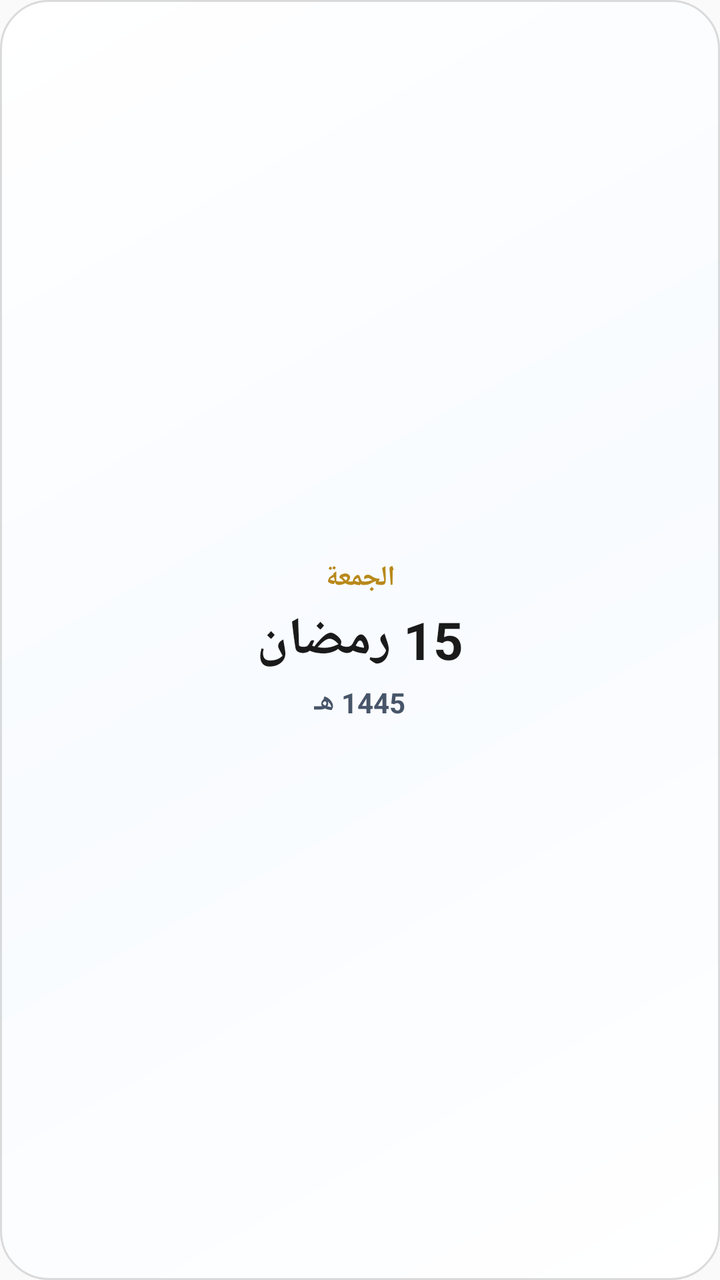
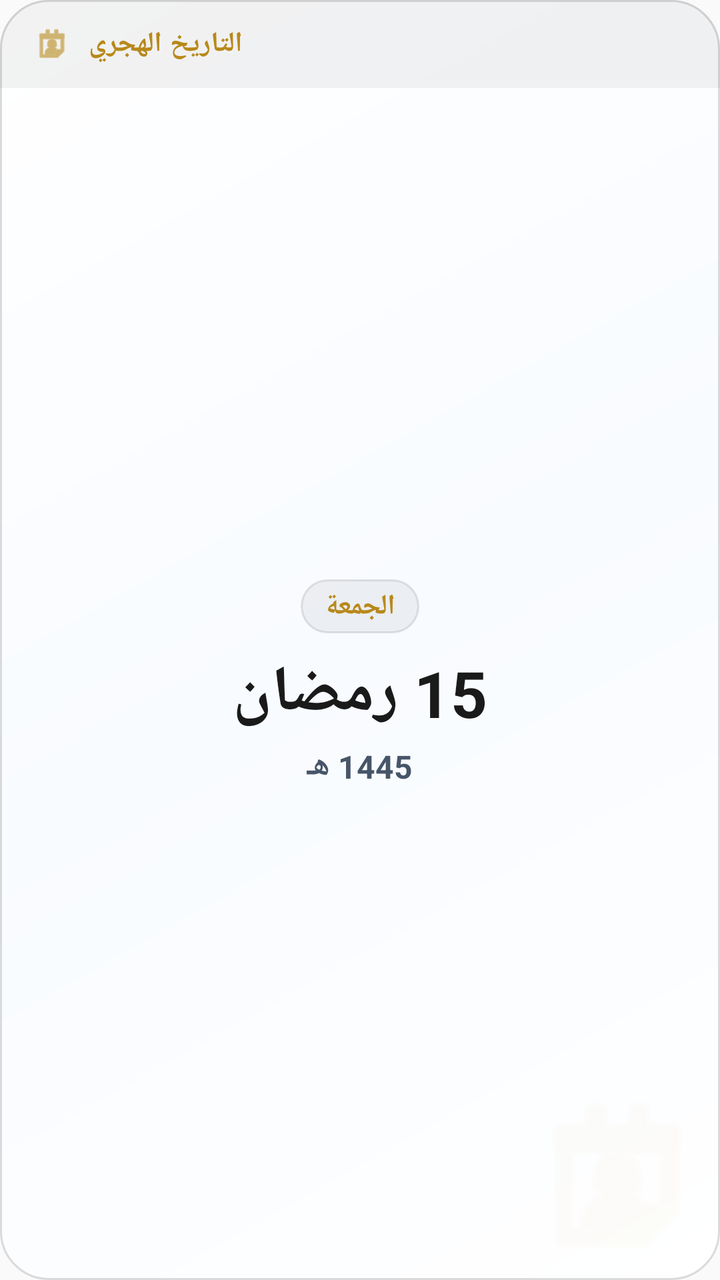

Two renders of the same Android screen: before a commit and after it. Below are the layout's source before the change and the commit's diff.
<!-- AndroidManifest.xml: application theme AppTheme -->
<!-- res/layout/widget_hijri_date.xml -->
<?xml version="1.0" encoding="utf-8"?>
<RelativeLayout xmlns:android="http://schemas.android.com/apk/res/android"
    android:id="@+id/widget_hijri_root"
    android:layout_width="match_parent"
    android:layout_height="match_parent"
    android:background="@drawable/widget_background_premium"
    android:padding="16dp">

    <LinearLayout
        android:layout_width="match_parent"
        android:layout_height="match_parent"
        android:orientation="vertical"
        android:gravity="center"
        android:layout_centerInParent="true">

        <TextView
            android:id="@+id/hijri_day_name"
            android:layout_width="wrap_content"
            android:layout_height="wrap_content"
            android:text="الجمعة"
            android:textColor="@color/widget_text_accent"
            android:textSize="14sp"
            android:textStyle="bold"
            android:layout_marginBottom="4dp" />

        <TextView
            android:id="@+id/hijri_date"
            android:layout_width="wrap_content"
            android:layout_height="wrap_content"
            android:text="15 رمضان"
            android:textColor="@color/widget_text_primary"
            android:textSize="26sp"
            android:textStyle="bold"
            android:layout_marginBottom="4dp" />

        <TextView
            android:id="@+id/hijri_year"
            android:layout_width="wrap_content"
            android:layout_height="wrap_content"
            android:text="1445 هـ"
            android:textColor="@color/widget_text_secondary"
            android:textSize="14sp"
            android:textStyle="bold" />

    </LinearLayout>
</RelativeLayout>
<!-- resources referenced by this layout -->
<resources>
  <color name="widget_text_accent">#B8891A</color>
  <color name="widget_text_primary">#1A1A1A</color>
  <color name="widget_text_secondary">#475569</color>
  <!-- drawable widget_background_premium (drawable) -->
  <?xml version="1.0" encoding="utf-8"?>
  <shape xmlns:android="http://schemas.android.com/apk/res/android">
      <gradient
          android:angle="135"
          android:startColor="@color/widget_bg_start"
          android:centerColor="@color/widget_bg_center"
          android:endColor="@color/widget_bg_end"
          android:type="linear" />
      <corners android:radius="24dp" />
      <stroke
          android:width="1dp"
          android:color="@color/widget_border" /> 
  </shape>
  <style name="AppTheme" parent="Theme.AppCompat.Light.DarkActionBar">
          
          <item name="colorPrimary">@color/colorPrimary</item>
          <item name="colorPrimaryDark">@color/colorPrimaryDark</item>
          <item name="colorAccent">@color/colorAccent</item>
      </style>
  <color name="widget_bg_start">#FFFFFF</color>
  <color name="widget_bg_center">#F8FBFF</color>
  <color name="widget_bg_end">#FFFFFF</color>
  <color name="widget_border">#22000000</color>
  <color name="colorPrimary">#0B1528</color>
  <color name="colorPrimaryDark">#080F1E</color>
  <color name="colorAccent">#D4A520</color>
</resources>

<!-- the commit's change to res/layout/widget_hijri_date.xml (unified diff, before → after) -->
@@ -1,46 +1,102 @@
 <?xml version="1.0" encoding="utf-8"?>
-<RelativeLayout xmlns:android="http://schemas.android.com/apk/res/android"
+<LinearLayout xmlns:android="http://schemas.android.com/apk/res/android"
     android:id="@+id/widget_hijri_root"
     android:layout_width="match_parent"
     android:layout_height="match_parent"
     android:background="@drawable/widget_background_premium"
-    android:padding="16dp">
+    android:orientation="vertical">
 
-    <LinearLayout
+    
+    <RelativeLayout
+        android:layout_width="match_parent"
+        android:layout_height="wrap_content"
+        android:background="@drawable/widget_header_bg"
+        android:paddingStart="16dp"
+        android:paddingEnd="16dp"
+        android:paddingTop="12dp"
+        android:paddingBottom="12dp">
+
+        <ImageView
+            android:id="@+id/widget_header_icon"
+            android:layout_width="20dp"
+            android:layout_height="20dp"
+            android:layout_alignParentStart="true"
+            android:layout_centerVertical="true"
+            android:src="@android:drawable/ic_menu_my_calendar"
+            android:tint="@color/widget_text_accent" />
+
+        <TextView
+            android:layout_width="wrap_content"
+            android:layout_height="wrap_content"
+            android:layout_centerVertical="true"
+            android:layout_marginStart="8dp"
+            android:layout_toEndOf="@id/widget_header_icon"
+            android:letterSpacing="0.05"
+            android:text="التاريخ الهجري"
+            android:textColor="@color/widget_text_accent"
+            android:textSize="14sp"
+            android:textStyle="bold" />
+    </RelativeLayout>
+
+    
+    <RelativeLayout
         android:layout_width="match_parent"
         android:layout_height="match_parent"
-        android:orientation="vertical"
-        android:gravity="center"
-        android:layout_centerInParent="true">
+        android:padding="16dp">
 
-        <TextView
-            android:id="@+id/hijri_day_name"
-            android:layout_width="wrap_content"
-            android:layout_height="wrap_content"
-            android:text="الجمعة"
-            android:textColor="@color/widget_text_accent"
-            android:textSize="14sp"
-            android:textStyle="bold"
-            android:layout_marginBottom="4dp" />
+        
+        <ImageView
+            android:id="@+id/widget_ic_bg"
+            android:layout_width="100dp"
+            android:layout_height="100dp"
+            android:layout_alignParentEnd="true"
+            android:layout_alignParentBottom="true"
+            android:layout_marginEnd="-15dp"
+            android:layout_marginBottom="-15dp"
+            android:alpha="0.05"
+            android:src="@android:drawable/ic_menu_my_calendar"
+            android:tint="@color/widget_text_accent" />
 
-        <TextView
-            android:id="@+id/hijri_date"
-            android:layout_width="wrap_content"
-            android:layout_height="wrap_content"
-            android:text="15 رمضان"
-            android:textColor="@color/widget_text_primary"
-            android:textSize="26sp"
-            android:textStyle="bold"
-            android:layout_marginBottom="4dp" />
+        <LinearLayout
+            android:layout_width="match_parent"
+            android:layout_height="match_parent"
+            android:gravity="center"
+            android:orientation="vertical">
 
-        <TextView
-            android:id="@+id/hijri_year"
-            android:layout_width="wrap_content"
-            android:layout_height="wrap_content"
-            android:text="1445 هـ"
-            android:textColor="@color/widget_text_secondary"
-            android:textSize="14sp"
-            android:textStyle="bold" />
+            <TextView
+                android:id="@+id/hijri_day_name"
+                android:layout_width="wrap_content"
+                android:layout_height="wrap_content"
+                android:background="@drawable/widget_badge_bg"
+                android:paddingStart="12dp"
+                android:paddingTop="4dp"
+                android:paddingEnd="12dp"
+                android:paddingBottom="4dp"
+                android:text="الجمعة"
+                android:textColor="@color/widget_text_accent"
+                android:textSize="14sp"
+                android:textStyle="bold" />
 
-    </LinearLayout>
-</RelativeLayout>
+            <TextView
+                android:id="@+id/hijri_date"
+                android:layout_width="wrap_content"
+                android:layout_height="wrap_content"
+                android:layout_marginTop="8dp"
+                android:text="15 رمضان"
+                android:textColor="@color/widget_text_primary"
+                android:textSize="32sp"
+                android:textStyle="bold" />
+
+            <TextView
+                android:id="@+id/hijri_year"
+                android:layout_width="wrap_content"
+                android:layout_height="wrap_content"
+                android:layout_marginTop="4dp"
+                android:text="1445 هـ"
+                android:textColor="@color/widget_text_secondary"
+                android:textSize="16sp"
+                android:textStyle="bold" />
+
+        </LinearLayout>
+    </RelativeLayout>
+</LinearLayout>
<!-- resource entries referenced after the edit -->
@@ -17,6 +17,19 @@
           android:width="1dp"
           android:color="@color/widget_border" /> 
   </shape>
+  <!-- drawable widget_badge_bg (drawable) -->
+  <?xml version="1.0" encoding="utf-8"?>
+  <shape xmlns:android="http://schemas.android.com/apk/res/android">
+      <solid android:color="@color/widget_header_bg" />
+      <corners android:radius="16dp" />
+      <stroke android:width="1dp" android:color="@color/widget_divider" />
+  </shape>
+  <!-- drawable widget_header_bg (drawable) -->
+  <?xml version="1.0" encoding="utf-8"?>
+  <shape xmlns:android="http://schemas.android.com/apk/res/android">
+      <solid android:color="@color/widget_header_bg" />
+      <corners android:topLeftRadius="24dp" android:topRightRadius="24dp" />
+  </shape>
   <style name="AppTheme" parent="Theme.AppCompat.Light.DarkActionBar">
           
           <item name="colorPrimary">@color/colorPrimary</item>
@@ -27,6 +40,8 @@
   <color name="widget_bg_center">#F8FBFF</color>
   <color name="widget_bg_end">#FFFFFF</color>
   <color name="widget_border">#22000000</color>
+  <color name="widget_header_bg">#0D000000</color>
+  <color name="widget_divider">#1A000000</color>
   <color name="colorPrimary">#0B1528</color>
   <color name="colorPrimaryDark">#080F1E</color>
   <color name="colorAccent">#D4A520</color>
